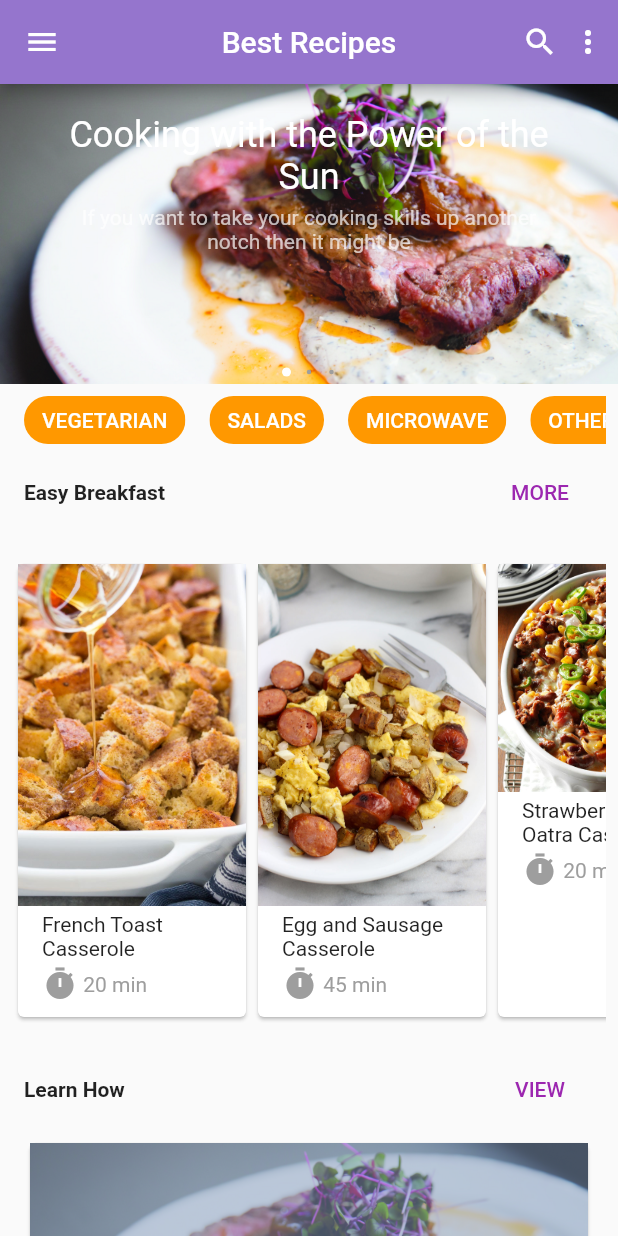
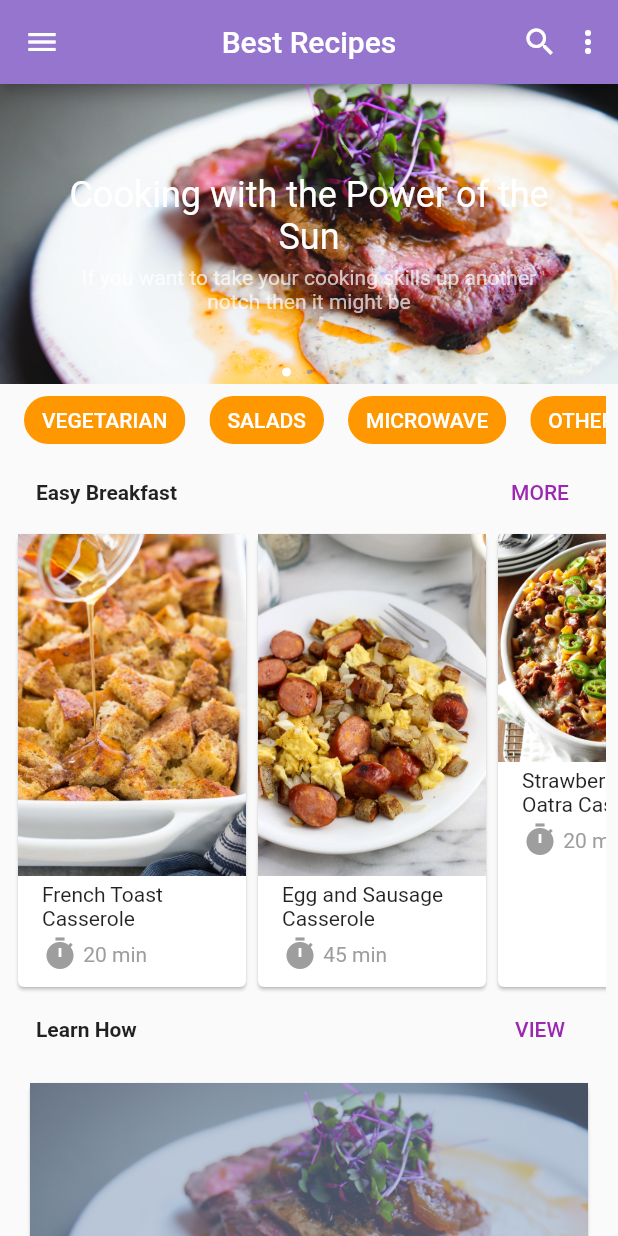
Before and after one commit to Winstheru/Flutter-Best-Recipes, a Flutter app: the screen it shows after launch, on a phone screen of 412 x 824 dp. Run offline on Flutter 3.47's test engine with Material 2 defaults, Android fonts, the phone set to English and light mode, and no system bars; drawn by our look-alikes of carousel_pro; our stand-ins replace font_awesome_flutter.

Commit message:
just need a little styling

```diff
--- a/lib/Components/AlbumCard.dart
+++ b/lib/Components/AlbumCard.dart
@@ -4,32 +4,34 @@ class AlbumCard extends StatelessWidget {
   @override
   Widget build(BuildContext context) {
     return Container(
-      width: 200,
+        width: 230,
+        child: Stack(children: <Widget>[
+          Card(
             child:
-      Card(
-        child: Row(
+            Row(
               children: <Widget>[
                 Flexible(
-              flex: 2,
-              child: Image.asset('assets/casserol.jpg'),
+                  flex: 1,
+                  child: Image.asset('assets/casserol.jpg', fit: BoxFit.cover,),
                 ),
                 Column(
                   children: <Widget>[
                     Flexible(
                       flex: 1,
-                  fit: FlexFit.loose,
                       child: Image.asset('assets/egg sausage.jpg'),
+                    ),
+                    SizedBox(
+                      height: 3,
                     ),
                     Flexible(
                       flex: 1,
-                  fit: FlexFit.loose,
                       child: Image.asset('assets/french toast.jpg'),
                     ),
                   ],
                 )
               ],
+            ),
           )
-      ),
-    );
+        ]));
   }
 }
--- a/lib/main.dart
+++ b/lib/main.dart
@@ -84,37 +84,25 @@ class _BestRecipesHomeState extends State<BestRecipesHome> {
             width: size.width,
             child: Stack(
               children: <Widget>[
-                // SizedBox(
-                //     height: 200.0,
-                //     width: 350.0,
-                //     child: Carousel(
-                //       images: [
-                //         // NetworkImage('https://cdn-images-1.medium.com/max/2000/1*GqdzzfB_BHorv7V2NV7Jgg.jpeg'),
-                //         ExactAssetImage("assets/steak.png"),
-                //         ExactAssetImage("assets/french toast.jpg"),
-                //         ExactAssetImage("assets/egg sausage.jpg")
-                //       ],
-                //       dotSize: 3.0,
-                //       dotSpacing: 15.0,
-                //       dotColor: Colors.grey,
-                //       indicatorBgPadding: 5.0,
-                //       // dotBgColor: Colors.purple.withOpacity(0.5),
-                //       dotBgColor: Colors.transparent,
-                //       borderRadius: false,
-                //       autoplay: false,
-                //     )),
                 Container(
                   height: 200.0,
                   width: size.width,
-                    decoration: BoxDecoration(
-                        backgroundBlendMode: BlendMode.dstATop,
-                        color: Colors.black38),
                   child: Carousel(
                     images: [
                       // NetworkImage('https://cdn-images-1.medium.com/max/2000/1*GqdzzfB_BHorv7V2NV7Jgg.jpeg'),
-                        ExactAssetImage("assets/steak.png"),
-                        ExactAssetImage("assets/french toast.jpg"),
-                        ExactAssetImage("assets/egg sausage.jpg")
+                      Image.asset('assets/steak.png',
+                          fit: BoxFit.cover, colorBlendMode: BlendMode.darken),
+                      Image.asset(
+                        'assets/french toast.jpg',
+                        fit: BoxFit.cover,
+                      ),
+                      Image.asset(
+                        'assets/egg sausage.jpg',
+                        fit: BoxFit.cover,
+                      ),
+                      // ExactAssetImage("assets/steak.png"),
+                      // ExactAssetImage("assets/french toast.jpg"),
+                      // ExactAssetImage("assets/egg sausage.jpg")
                     ],
                     dotSize: 3.0,
                     dotSpacing: 15.0,
@@ -124,7 +112,8 @@ class _BestRecipesHomeState extends State<BestRecipesHome> {
                     dotBgColor: Colors.transparent,
                     borderRadius: false,
                     autoplay: false,
-                    )),
+                  ),
+                ),
 
                 // Container(
                 //   color: Colors.black38,
@@ -135,7 +124,7 @@ class _BestRecipesHomeState extends State<BestRecipesHome> {
                   mainAxisAlignment: MainAxisAlignment.end,
                   children: <Widget>[
                     SizedBox(
-                      height: 20,
+                      height: 60,
                     ),
                     Center(
                       child: Container(
@@ -162,7 +151,7 @@ class _BestRecipesHomeState extends State<BestRecipesHome> {
                       ),
                     ),
                   ],
-                )
+                ),
               ],
             ),
           ),
@@ -183,7 +172,7 @@ class _BestRecipesHomeState extends State<BestRecipesHome> {
                   mainAxisAlignment: MainAxisAlignment.spaceBetween,
                   children: <Widget>[
                     Padding(
-                      padding: const EdgeInsets.only(left: 8.0),
+                      padding: const EdgeInsets.only(left: 16.0),
                       child: Text(
                         "Easy Breakfast",
                         style: TextStyle(fontWeight: FontWeight.bold),
@@ -195,7 +184,6 @@ class _BestRecipesHomeState extends State<BestRecipesHome> {
                   ],
                 ),
                 Container(
-                  margin: EdgeInsets.symmetric(vertical: 20),
                   width: size.width,
                   height: 310,
                   child: ListView(
@@ -223,7 +211,7 @@ class _BestRecipesHomeState extends State<BestRecipesHome> {
                   mainAxisAlignment: MainAxisAlignment.spaceBetween,
                   children: <Widget>[
                     Padding(
-                      padding: const EdgeInsets.only(left: 8.0),
+                      padding: const EdgeInsets.only(left: 16.0),
                       child: Text(
                         "Learn How",
                         style: TextStyle(fontWeight: FontWeight.bold),
@@ -257,9 +245,9 @@ class _BestRecipesHomeState extends State<BestRecipesHome> {
                         Row(
                           children: <Widget>[
                             Padding(
-                              padding: const EdgeInsets.only(left: 8.0),
+                              padding: const EdgeInsets.only(left: 8.0, top: 8.0),
                               child: Text(
-                                "Laura's Quick Slow Chili",
+                                "Laura's Quick Slow Cooker Turkey Chili",
                                 style: TextStyle(fontSize: 16),
                               ),
                             )
@@ -285,7 +273,7 @@ class _BestRecipesHomeState extends State<BestRecipesHome> {
                   mainAxisAlignment: MainAxisAlignment.spaceBetween,
                   children: <Widget>[
                     Padding(
-                      padding: const EdgeInsets.only(left: 8.0),
+                      padding: const EdgeInsets.only(left: 16.0),
                       child: Text(
                         "Best Cookbooks",
                         style: TextStyle(fontWeight: FontWeight.bold),
@@ -296,57 +284,63 @@ class _BestRecipesHomeState extends State<BestRecipesHome> {
                     )
                   ],
                 ),
-                Row(
-                  children: <Widget>[
-                    Card(
-                      child: Column(
-                        children: <Widget>[
-                          Text("Friday Drinks"),
-                          Placeholder(
-                            fallbackWidth: 150,
-                            fallbackHeight: 200,
-                          ),
-                        ],
-                      ),
-                    ),
-                    Card(
-                      child: Column(
-                        children: <Widget>[
-                          Text("Christmast Dinner"),
-                          Placeholder(
-                            fallbackWidth: 150,
-                            fallbackHeight: 200,
-                          ),
-                        ],
-                      ),
-                    ),
-                  ],
-                ),
                 Container(
                   height: 200,
-                  color: Colors.green,
                   child: ListView(
                     scrollDirection: Axis.horizontal,
                     children: <Widget>[
                       Stack(
                         children: <Widget>[
                           AlbumCard(),
-                          Align(alignment: Alignment.bottomLeft,
+                          Align(
+                            alignment: Alignment.bottomLeft,
                             child: Container(
                               color: Colors.black38,
                               child: Padding(
                                 padding: const EdgeInsets.all(8.0),
                                 child: Row(
                                   children: <Widget>[
-                                    Icon(Icons.photo_library, color: Colors.white,),
-                                    Text("12", style: TextStyle(color: Colors.white),)
+                                    Icon(
+                                      Icons.photo_library,
+                                      color: Colors.white,
+                                    ),
+                                    Text(
+                                      "12",
+                                      style: TextStyle(color: Colors.white),
+                                    )
                                   ],
                                 ),
                               ),
                             ),
                           )
                         ],
+                      ),
+                      Stack(
+                        children: <Widget>[
+                          AlbumCard(),
+                          Align(
+                            alignment: Alignment.bottomLeft,
+                            child: Container(
+                              color: Colors.black38,
+                              child: Padding(
+                                padding: const EdgeInsets.all(8.0),
+                                child: Row(
+                                  children: <Widget>[
+                                    Icon(
+                                      Icons.photo_library,
+                                      color: Colors.white,
+                                    ),
+                                    Text(
+                                      "12",
+                                      style: TextStyle(color: Colors.white),
                                     )
+                                  ],
+                                ),
+                              ),
+                            ),
+                          )
+                        ],
+                      ),
                     ],
                   ),
                 )
```
Lines whose indentation alone changed are shown as unchanged.
